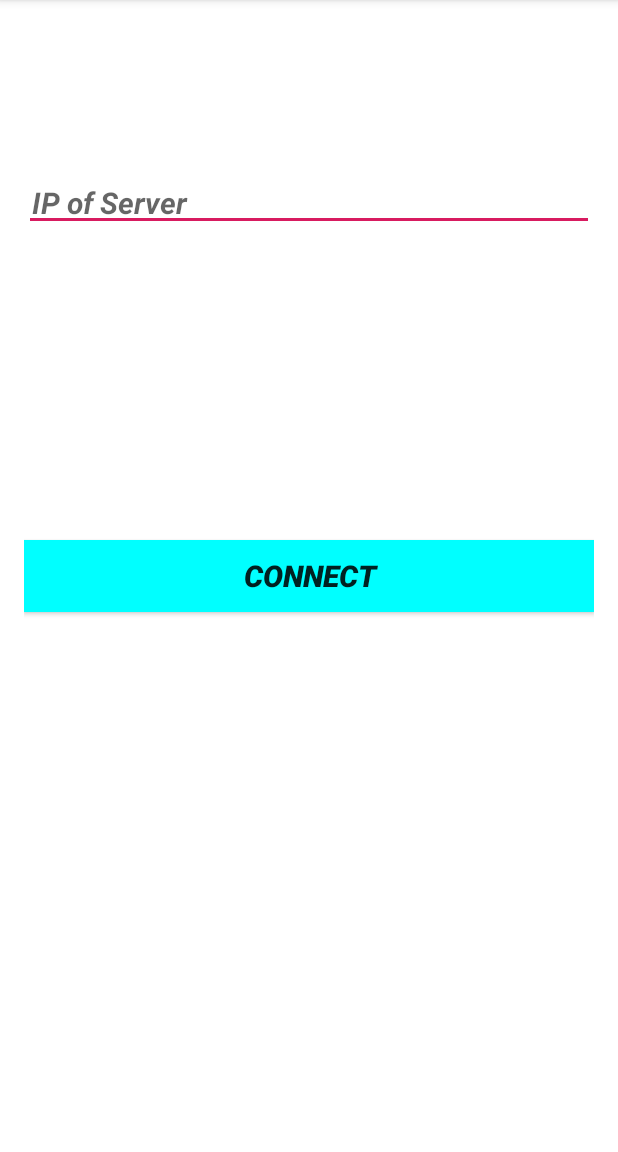
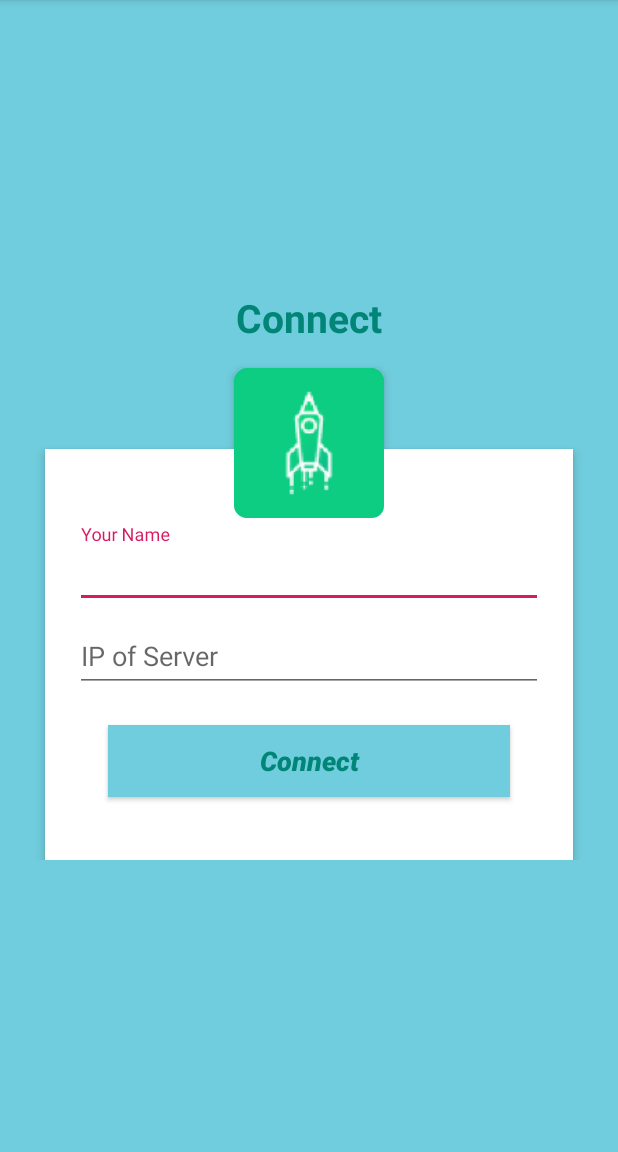
Before and after one commit to md-shadhin/pocket-socket, an Android app: the ClientActivity screen opened directly, with no data from a screen before it, on a phone screen of 412 x 824 dp, the part 84-1236 px from its top. Run offline under Robolectric (Android 15) with nearby library versions, the phone set to English and light mode, and no system bars; our stand-ins replace data binding; 1 statement that could not run was skipped.

Commit message:
color schema changed & ui updated

```diff
--- a/app/build.gradle
+++ b/app/build.gradle
@@ -43,6 +43,8 @@ dependencies {
 
     implementation 'androidx.recyclerview:recyclerview:1.0.0'
 
+    implementation 'com.google.android.material:material:1.2.0-alpha01'
+
     testImplementation 'junit:junit:4.12'
     androidTestImplementation 'androidx.test:runner:1.2.0'
     androidTestImplementation 'androidx.test.espresso:espresso-core:3.2.0'
--- a/app/src/main/res/drawable/bg_round_green.xml
+++ b/app/src/main/res/drawable/bg_round_green.xml
@@ -1,5 +1,5 @@
 <?xml version="1.0" encoding="utf-8"?>
 <shape xmlns:android="http://schemas.android.com/apk/res/android">
-    <solid android:color="#009688" />
+    <solid android:color="@color/colorPrimary" />
     <corners android:radius="10dp" />
 </shape>
--- a/app/src/main/res/layout/activity_main.xml
+++ b/app/src/main/res/layout/activity_main.xml
@@ -1,5 +1,6 @@
 <?xml version="1.0" encoding="utf-8"?>
-<layout xmlns:tools="http://schemas.android.com/tools" xmlns:app="http://schemas.android.com/apk/res-auto"
+<layout xmlns:tools="http://schemas.android.com/tools"
+        xmlns:app="http://schemas.android.com/apk/res-auto"
         xmlns:android="http://schemas.android.com/apk/res/android">
 
     <project.app.pocketsocket.utils.WaveView
@@ -8,6 +9,7 @@
             android:id="@+id/server_client_content"
             app:wv_radius="100dp"
             app:wv_duration="5000"
+            android:background="#70CDDD"
             app:wv_scale="4">
 
         <ImageView
--- a/app/src/main/res/layout/text.xml
+++ b/app/src/main/res/layout/text.xml
@@ -20,7 +20,7 @@
                 android:id="@+id/edit_layout"
                 android:layout_width="match_parent"
                 android:layout_height="55dp"
-                android:background="#689F38"
+                android:background="@color/colorPrimary"
                 android:orientation="horizontal"
                 app:layout_constraintBottom_toBottomOf="parent"
                 app:layout_constraintStart_toStartOf="parent"
@@ -30,10 +30,10 @@
                     android:id="@+id/edit"
                     android:layout_width="0dp"
                     android:layout_height="match_parent"
-                    android:layout_weight="0.80"
+                    android:layout_weight="0.90"
                     android:textColorHint="#CFD8DC"
                     android:textColor="#CFD8DC"
-                    android:inputType="text"
+                    android:inputType="textMultiLine"
                     android:hint="@string/edit_hint"
                     tools:ignore="Autofill"/>
 
@@ -41,46 +41,107 @@
                     android:id="@+id/send"
                     android:layout_width="0dp"
                     android:layout_height="match_parent"
-                    android:layout_weight="0.20"
+                    android:layout_weight="0.10"
+                    android:background="@color/colorPrimary"
                     android:src="@android:drawable/ic_menu_send"
                     tools:ignore="ContentDescription"/>
         </LinearLayout>
 
-        <RelativeLayout
+        <ScrollView
                 android:visibility="visible"
                     android:id="@+id/connect_layout"
                     android:layout_width="match_parent"
                     android:layout_height="match_parent"
-                android:paddingBottom="16dp"
-                android:paddingLeft="16dp"
-                android:paddingRight="16dp"
-                android:paddingTop="16dp">
+                    android:background="#70CDDD">
+            <RelativeLayout
+                    android:layout_gravity="center"
+                    android:layout_width="match_parent"
+                    android:layout_height="wrap_content"
+                    android:orientation="vertical"
+                    android:scrollbarAlwaysDrawVerticalTrack="true">
+
+                <TextView
+                        android:id="@+id/connect_title"
+                        android:layout_width="match_parent"
+                        android:layout_height="wrap_content"
+                        android:gravity="center_horizontal"
+                        android:text="@string/connect_label"
+                        android:textColor="@color/colorPrimary"
+                        android:textSize="26sp"
+                        android:textStyle="bold" />
+
+                <RelativeLayout
+                        android:layout_width="match_parent"
+                        android:layout_height="wrap_content"
+                        android:layout_below="@id/connect_title"
+                        android:layout_marginLeft="30dp"
+                        android:layout_marginRight="30dp"
+                        android:layout_marginTop="70dp"
+                        android:background="#fff"
+                        android:elevation="4dp"
+                        android:orientation="vertical"
+                        android:padding="20dp">
+
+                    <LinearLayout
+                            android:layout_width="match_parent"
+                            android:layout_height="wrap_content"
+                            android:orientation="vertical"
+                            android:paddingTop="30dp">
+
+                        <com.google.android.material.textfield.TextInputLayout
+                                android:layout_width="match_parent"
+                                android:layout_height="wrap_content">
+
+                            <EditText
+                                    android:id="@+id/name"
+                                    android:layout_width="match_parent"
+                                    android:layout_height="wrap_content"
+                                    android:singleLine="true"
+                                    android:hint="@string/name_hint"
+                                    android:inputType="text"
+                                    tools:ignore="Autofill"/>
+                        </com.google.android.material.textfield.TextInputLayout>
+
+                        <com.google.android.material.textfield.TextInputLayout
+                                android:layout_width="match_parent"
+                                android:layout_height="wrap_content">
 
                             <EditText
                                     android:id="@+id/etconnect"
                                     android:layout_width="match_parent"
                                     android:layout_height="wrap_content"
-                    android:layout_centerHorizontal="true"
-                    android:layout_marginTop="100dp"
+                                    android:layout_marginTop="16dp"
+                                    android:singleLine="true"
+                                    android:hint="@string/connect_input_hint"
                                     android:inputType="textUri"
-                    android:text=""
-                    android:hint="@string/connect_input_hint"
-                    android:padding="5dp"
-                    android:textSize="20sp"
-                    android:textStyle="bold|italic"
                                     tools:ignore="Autofill"/>
+                        </com.google.android.material.textfield.TextInputLayout>
+
 
                         <Button
                                 android:id="@+id/btconnect"
                                 android:layout_width="match_parent"
                                 android:layout_height="wrap_content"
-                    android:layout_centerInParent="true"
-                    android:background="#00ffff"
+                                android:layout_margin="22dp"
+                                android:background="#70CDDD"
                                 android:text="@string/connect_label"
-                    android:padding="5dp"
-                    android:textSize="20sp"
-                    android:textStyle="bold|italic" />
+                                android:textAllCaps="false"
+                                android:textSize="18sp"
+                                android:textColor="@color/colorPrimary"
+                                android:textStyle="bold|italic"/>
+                    </LinearLayout>
+                </RelativeLayout>
 
+                <ImageButton
+                        android:layout_width="100dp"
+                        android:layout_height="100dp"
+                        android:layout_below="@id/connect_title"
+                        android:layout_centerHorizontal="true"
+                        android:layout_marginTop="16dp"
+                        android:background="@mipmap/ic_launcher_round"
+                        android:elevation="4dp"
+                        tools:ignore="ContentDescription"/>
             </RelativeLayout>
+        </ScrollView>
     </androidx.constraintlayout.widget.ConstraintLayout>
 </layout>
--- a/app/src/main/res/values/strings.xml
+++ b/app/src/main/res/values/strings.xml
@@ -10,4 +10,5 @@
     <string name="host_server">Server address: %s\n</string>
     <string name="invalid_server">Server not valid!</string>
     <string name="sender_label">Me:</string>
+    <string name="name_hint">Your Name</string>
 </resources>
```
Lines whose indentation alone changed are shown as unchanged.
